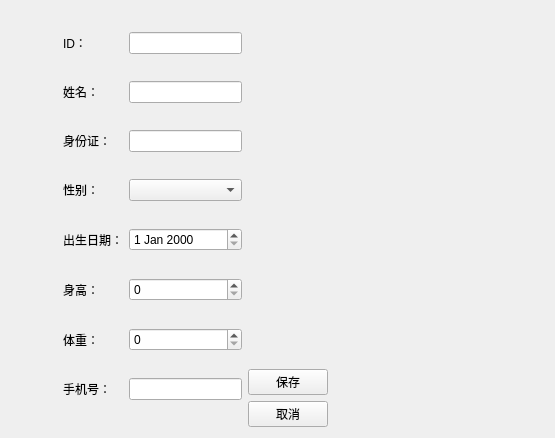
First picture: the form in CaseHistoryManager/patienteditview.ui, repository leeonbeans/QT_learning, before the edit.
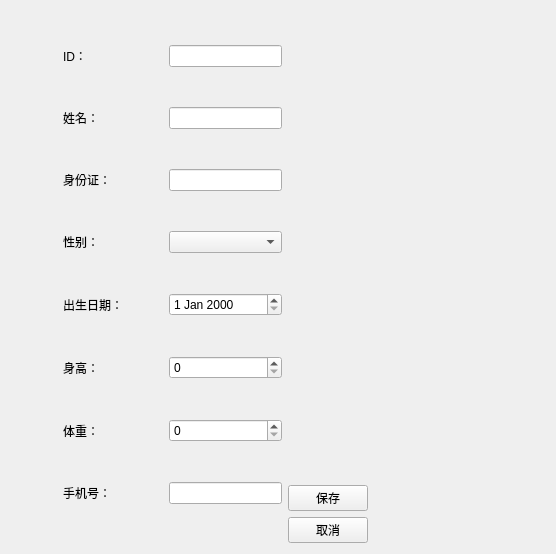
Second picture: the form after the edit.

```diff
--- a/CaseHistoryManager/patienteditview.ui
+++ b/CaseHistoryManager/patienteditview.ui
@@ -6,8 +6,8 @@
    <rect>
     <x>0</x>
     <y>0</y>
-    <width>555</width>
-    <height>438</height>
+    <width>556</width>
+    <height>554</height>
    </rect>
   </property>
   <property name="windowTitle">
@@ -36,6 +36,12 @@
       <layout class="QHBoxLayout" name="horizontalLayout_8">
        <item>
         <widget class="QLabel" name="label">
+         <property name="minimumSize">
+          <size>
+           <width>100</width>
+           <height>0</height>
+          </size>
+         </property>
          <property name="text">
           <string>ID：</string>
          </property>
@@ -44,7 +50,7 @@
        <item>
         <widget class="QLineEdit" name="lineEdit">
          <property name="sizePolicy">
-          <sizepolicy hsizetype="Preferred" vsizetype="Fixed">
+          <sizepolicy hsizetype="Expanding" vsizetype="Fixed">
            <horstretch>0</horstretch>
            <verstretch>0</verstretch>
           </sizepolicy>
@@ -63,6 +69,12 @@
       <layout class="QHBoxLayout" name="horizontalLayout_7">
        <item>
         <widget class="QLabel" name="label_2">
+         <property name="minimumSize">
+          <size>
+           <width>100</width>
+           <height>0</height>
+          </size>
+         </property>
          <property name="text">
           <string>姓名：</string>
          </property>
@@ -71,7 +83,7 @@
        <item>
         <widget class="QLineEdit" name="lineEdit_2">
          <property name="sizePolicy">
-          <sizepolicy hsizetype="Preferred" vsizetype="Fixed">
+          <sizepolicy hsizetype="Expanding" vsizetype="Fixed">
            <horstretch>0</horstretch>
            <verstretch>0</verstretch>
           </sizepolicy>
@@ -90,6 +102,12 @@
       <layout class="QHBoxLayout" name="horizontalLayout_6">
        <item>
         <widget class="QLabel" name="label_3">
+         <property name="minimumSize">
+          <size>
+           <width>100</width>
+           <height>0</height>
+          </size>
+         </property>
          <property name="text">
           <string>身份证：</string>
          </property>
@@ -98,7 +116,7 @@
        <item>
         <widget class="QLineEdit" name="lineEdit_3">
          <property name="sizePolicy">
-          <sizepolicy hsizetype="Preferred" vsizetype="Fixed">
+          <sizepolicy hsizetype="Expanding" vsizetype="Fixed">
            <horstretch>0</horstretch>
            <verstretch>0</verstretch>
           </sizepolicy>
@@ -117,6 +135,12 @@
       <layout class="QHBoxLayout" name="horizontalLayout_5">
        <item>
         <widget class="QLabel" name="label_4">
+         <property name="minimumSize">
+          <size>
+           <width>100</width>
+           <height>0</height>
+          </size>
+         </property>
          <property name="text">
           <string>性别：</string>
          </property>
@@ -124,6 +148,12 @@
        </item>
        <item>
         <widget class="QComboBox" name="comboBox">
+         <property name="sizePolicy">
+          <sizepolicy hsizetype="Expanding" vsizetype="Fixed">
+           <horstretch>0</horstretch>
+           <verstretch>0</verstretch>
+          </sizepolicy>
+         </property>
          <property name="minimumSize">
           <size>
            <width>113</width>
@@ -138,6 +168,12 @@
       <layout class="QHBoxLayout" name="horizontalLayout_4">
        <item>
         <widget class="QLabel" name="label_5">
+         <property name="minimumSize">
+          <size>
+           <width>100</width>
+           <height>0</height>
+          </size>
+         </property>
          <property name="text">
           <string>出生日期：</string>
          </property>
@@ -145,6 +181,12 @@
        </item>
        <item>
         <widget class="QDateEdit" name="dateEdit">
+         <property name="sizePolicy">
+          <sizepolicy hsizetype="Expanding" vsizetype="Fixed">
+           <horstretch>0</horstretch>
+           <verstretch>0</verstretch>
+          </sizepolicy>
+         </property>
          <property name="minimumSize">
           <size>
            <width>113</width>
@@ -159,6 +201,12 @@
       <layout class="QHBoxLayout" name="horizontalLayout_3">
        <item>
         <widget class="QLabel" name="label_6">
+         <property name="minimumSize">
+          <size>
+           <width>100</width>
+           <height>0</height>
+          </size>
+         </property>
          <property name="text">
           <string>身高：</string>
          </property>
@@ -166,6 +214,12 @@
        </item>
        <item>
         <widget class="QSpinBox" name="spinBox">
+         <property name="sizePolicy">
+          <sizepolicy hsizetype="Expanding" vsizetype="Fixed">
+           <horstretch>0</horstretch>
+           <verstretch>0</verstretch>
+          </sizepolicy>
+         </property>
          <property name="minimumSize">
           <size>
            <width>113</width>
@@ -180,6 +234,12 @@
       <layout class="QHBoxLayout" name="horizontalLayout_2">
        <item>
         <widget class="QLabel" name="label_7">
+         <property name="minimumSize">
+          <size>
+           <width>100</width>
+           <height>0</height>
+          </size>
+         </property>
          <property name="text">
           <string>体重：</string>
          </property>
@@ -187,6 +247,12 @@
        </item>
        <item>
         <widget class="QSpinBox" name="spinBox_2">
+         <property name="sizePolicy">
+          <sizepolicy hsizetype="Expanding" vsizetype="Fixed">
+           <horstretch>0</horstretch>
+           <verstretch>0</verstretch>
+          </sizepolicy>
+         </property>
          <property name="minimumSize">
           <size>
            <width>113</width>
@@ -201,6 +267,12 @@
       <layout class="QHBoxLayout" name="horizontalLayout">
        <item>
         <widget class="QLabel" name="label_8">
+         <property name="minimumSize">
+          <size>
+           <width>100</width>
+           <height>0</height>
+          </size>
+         </property>
          <property name="text">
           <string>手机号：</string>
          </property>
@@ -209,7 +281,7 @@
        <item>
         <widget class="QLineEdit" name="lineEdit_4">
          <property name="sizePolicy">
-          <sizepolicy hsizetype="Preferred" vsizetype="Fixed">
+          <sizepolicy hsizetype="Expanding" vsizetype="Fixed">
            <horstretch>0</horstretch>
            <verstretch>0</verstretch>
           </sizepolicy>
```
Left out of the diff: 2 changed lines with no effect on the pictures.
